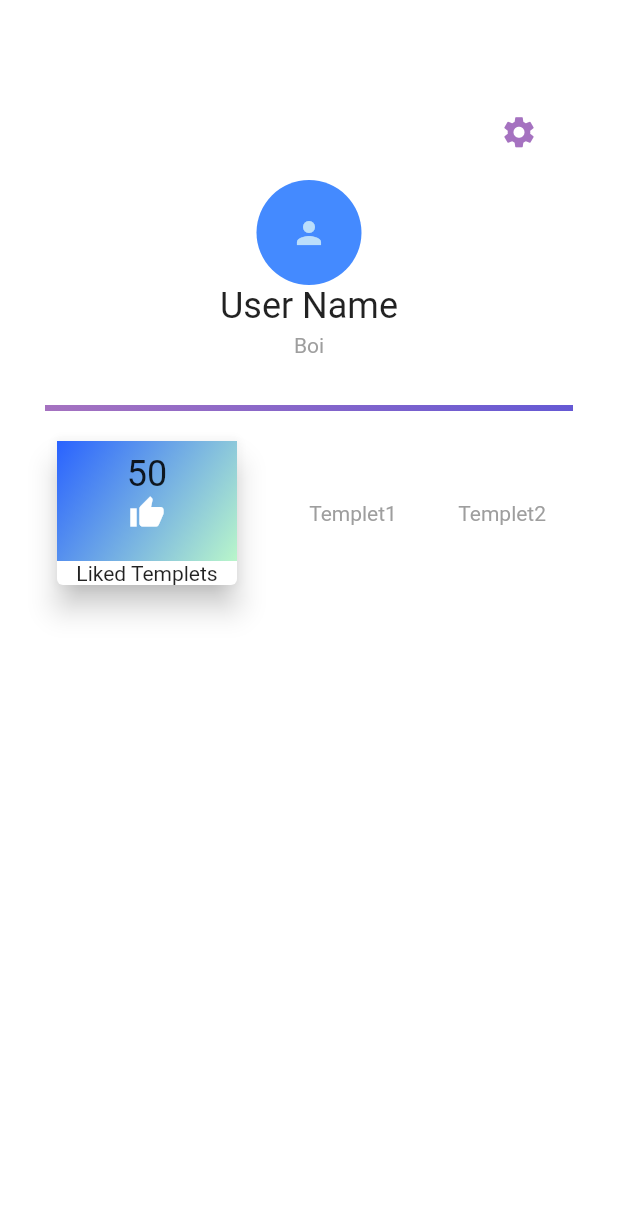
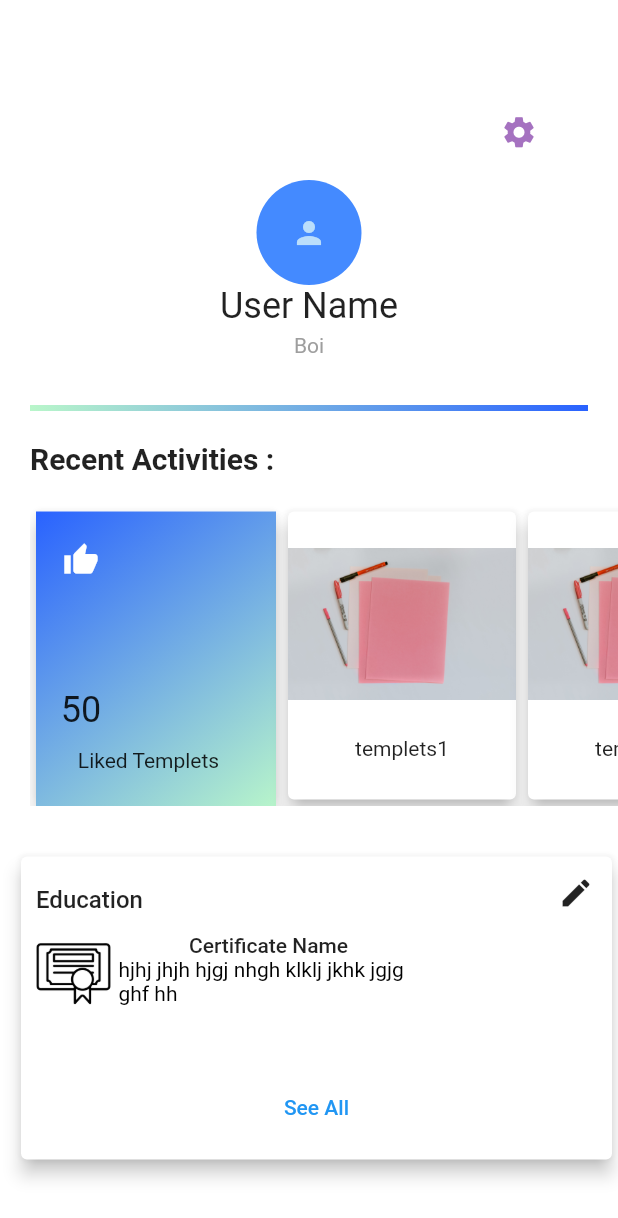
Before and after one commit to samoray1998/nextJamal, a Flutter app: what accountpage() shows on an empty page, opened directly, on a phone screen of 412 x 824 dp. Shown: the top 1218 px of the screen. Run offline on Flutter 3.47's test engine with Material 2 defaults, Android fonts, the phone set to English and light mode, and no system bars; our stand-ins replace bloc, curved_navigation_bar, flutter_bloc, flutter_datetime_picker, rxdart; network calls fail; Roboto replaces fonts that are missing (OpenSens).

```diff
--- a/lib/navigation_items/navigation.dart
+++ b/lib/navigation_items/navigation.dart
@@ -1,7 +1,8 @@
 import 'package:bloc/bloc.dart';
 import 'package:second_app/pages/homepage.dart';
 import 'package:second_app/pages/account.dart';
-enum NavigationEvents{HomePageClickEvent,AccountPageClickEvent}
+import 'package:second_app/pages/personnalInfo.dart';
+enum NavigationEvents{HomePageClickEvent,AccountPageClickEvent,PersonalInfosClickEvent}
 abstract class NavigationStates {}
 class Navigationitems extends Bloc<NavigationEvents,NavigationStates>{
   @override
@@ -18,6 +19,9 @@ class Navigationitems extends Bloc<NavigationEvents,NavigationStates>{
        case NavigationEvents.AccountPageClickEvent:yield accountpage();
 
        break;
+       case NavigationEvents.PersonalInfosClickEvent:yield PersonalInfos();
+
+       break;
      default:
    }
   }
--- a/lib/pages/account.dart
+++ b/lib/pages/account.dart
@@ -82,48 +82,50 @@ class accountpage extends StatefulWidget with NavigationStates {
                ),
              ),
              Padding(
-                padding: const EdgeInsets.only(left: 30.0,right: 30.0),
+                padding: const EdgeInsets.only(left: 20.0,right: 20.0),
           child: Container(
             height: 4.0,
             decoration: BoxDecoration(
                 gradient: LinearGradient(
                     begin: Alignment.topLeft,
                     end: Alignment.bottomRight,
-                    colors: [const Color(0xFFa572c0), const Color(0xFF6559d4)])),
+                    colors: [const Color(0xFFB9F6CA),const Color(0xFF2962FF), ])),
 
              )
              ),
              Container(
-                child: Padding(
-                      padding: const EdgeInsets.all(16.0),
-                      child: Column(
-                        children: <Widget>[
-                           Padding(padding: const EdgeInsets.only(left: 18.0,right: 32.0),
+               padding: EdgeInsets.only(top: 20),
+               margin: EdgeInsets.only(left: 20),
+               child: Text("Recent Activities :",style: TextStyle(fontSize: 20,fontWeight: FontWeight.bold),),
+             ),
+             Container(
+                margin: EdgeInsets.symmetric(vertical: 20.0),
+                padding: EdgeInsets.only(left: 20.0),
+                height: 200.0,
+               child: ListView(
+                             scrollDirection: Axis.horizontal,
+                            // mainAxisAlignment: MainAxisAlignment.spaceBetween,
+                          children: <Widget>[
+                            mycard("50"),
+             mytemplets("templets1"),
+             mytemplets("templets2"),
+               mytemplets("templets3"),
+              mytemplets("templets4"),
 
-                           child: Row(
-                             mainAxisAlignment: MainAxisAlignment.spaceBetween,
-                          children: <Widget>[
-
-                           mycard("50"),
-                             Column(children: <Widget>[
-
-                              Text(" Templet1",style: TextStyle(color: Colors.grey)),
-
-                            ],),
-                             Column(children: <Widget>[
-
-                              Text("Templet2",style: TextStyle(color: Colors.grey)),
-
-                            ],)
                           ],
                            ),
-                           )
+             ),
+             SizedBox(height: 10.0,)
+             ,
+             educationCard(),
+              SizedBox(height: 10.0,),
+              Container(
+                  margin: EdgeInsets.only(top: 10,left: 10.0),
+                  child: Card(
 
-                      ],
-                      ),
-                    ),
-             )
+                  ),
 
+              )
 
       ],)
     );
@@ -135,17 +137,17 @@ class accountpage extends StatefulWidget with NavigationStates {
       return something;
     }
     Widget mycard( String nblike){
-      return Center(
+      return Container(
 
         child:
          Card(
-          elevation: 8.0,
+          elevation: 5.0,
 
-            child:Column(
+            child:Wrap(
               children: <Widget>[
              Container(
-              width: 120.0,
-              height: 80.0,
+              width: 160.0,
+              height: 200.0,
               decoration: BoxDecoration(
                gradient: LinearGradient(
                     begin: Alignment.topLeft,
@@ -155,20 +157,131 @@ class accountpage extends StatefulWidget with NavigationStates {
               ),
               child: Column(
 
-              mainAxisSize: MainAxisSize.min,
+              mainAxisSize:MainAxisSize.min,
+              mainAxisAlignment: MainAxisAlignment.start,
               children: <Widget>[
-                SizedBox(height: 8.0,),
-                Text(nblike,style: TextStyle(fontSize: 24.0),),
-                              Icon(Icons.thumb_up,color: Colors.white,),
+                SizedBox(height: 20.0,),
+                Container(
+                  margin: EdgeInsets.only(right: 100),
+                  child:Icon(Icons.thumb_up,color: Colors.white,) ,),
 
-                              SizedBox(height: 8.0,),
+
+                SizedBox(height: 74.0,),
+                Container(
+                  margin: EdgeInsets.only(right: 100),
+                  child: Text(nblike,style: TextStyle(fontSize: 24.0),) ,)
+                             ,
+                              SizedBox(height: 12.0,),
+                              Container(
+                                margin: EdgeInsets.only(right: 10),
+                                child: Text("Liked Templets") ,)
+
               ],
             ),
             ),
-            Text("Liked Templets")
 
               ],
             )
       ),);
     }
+    Widget mytemplets( String namet){
+      return Container(
+          width: 160.0,
+          height: 200,
+        child:Card(
+           elevation: 5.0,
+
+
+          child: Wrap(
+            children: <Widget>[
+              Image.asset("assets/TempletsEx.jpg",width: 160.0,height: 150,),
+              Center(child:
+              Text(namet),),
+
+
+            ],
+          ),
+        )
+        ,
+
+
+      );
+
+    }
+    Widget educationCard(){
+      return Container(
+
+               margin: EdgeInsets.only(left: 10.0),
+               height: 210,
+               child: Card(
+                 elevation: 5.0,
+                 child: Column(
+                   children: <Widget>[
+                     Row(
+                       children: <Widget>[
+
+                         Container(
+                          margin: EdgeInsets.only(left: 10,top: 10),
+                        child:Text(
+                           "Education",
+                           style: TextStyle(
+                             fontFamily: "OpenSens"
+                             ,fontSize: 16
+                             ,fontWeight: FontWeight.w500
+                             )
+                             ),
+
+                         ),
+                         Spacer(),
+                         IconButton(
+                           icon: Icon(Icons.edit),
+                           onPressed: ()=>print("Edit Education"),
+                         )
+
+                       ],
+                     ),
+                     Row(
+                       children: <Widget>[
+
+                     Container(
+                         margin: EdgeInsets.only(left: 10,top: 5),
+                         child: Image.asset("assets/Education.png",width: 50.0,height: 50.0,),
+                     ),
+                     Container(
+                       padding: EdgeInsets.only(left: 5),
+                       child:Column(children: <Widget>[
+                         Container(
+                           child: Text("Certificate Name",style:TextStyle(fontWeight: FontWeight.w500)),
+                         ),
+
+             SizedBox(
+  width: 200,
+  child: Text(
+    "hjhj jhjh hjgj nhgh klklj jkhk jgjg ghf hh ",
+    style: TextStyle(
+      color: Colors.black,
+
+    ),
+  ),
+),
+
+
+
+                       ],)
+                     )
+                       ],
+                     ),
+                      Container(
+                        margin: EdgeInsets.only(top: 40),
+               child: FlatButton(
+                 child: Text("See All",style: TextStyle(color: Colors.blue),),
+                 onPressed: ()=>print("see all Formations"),
+               ),
+             )
+                   ],
+                 ),
+
+               ),
+             );
+    }
 }
--- a/pubspec.yaml
+++ b/pubspec.yaml
@@ -28,6 +28,7 @@ dependencies:
   flutter_staggered_grid_view: "^0.2.5"
   curved_navigation_bar: ^0.3.1
   http: ^0.12.0+4
+  flutter_datetime_picker: ^1.3.4
 
 dev_dependencies:
   flutter_test:
@@ -59,6 +60,8 @@ flutter:
     - assets/Formation.png
     - assets/personInfo.png
     - assets/Skills.png
+    - assets/TempletsEx.jpg
+    - assets/Education.png
 
   # An image asset can refer to one or more resolution-specific "variants", see
   # https://flutter.dev/assets-and-images/#resolution-aware.
```
Also changed, not shown: lib/pages/homepage.dart (+35 -53 lines), lib/pages/personnalInfo.dart (added, +325 -0 lines), lib/pages/sidebar.dart (+6 -1 lines), assets/Education.png (added), assets/TempletsEx.jpg (added), pubspec.lock.
